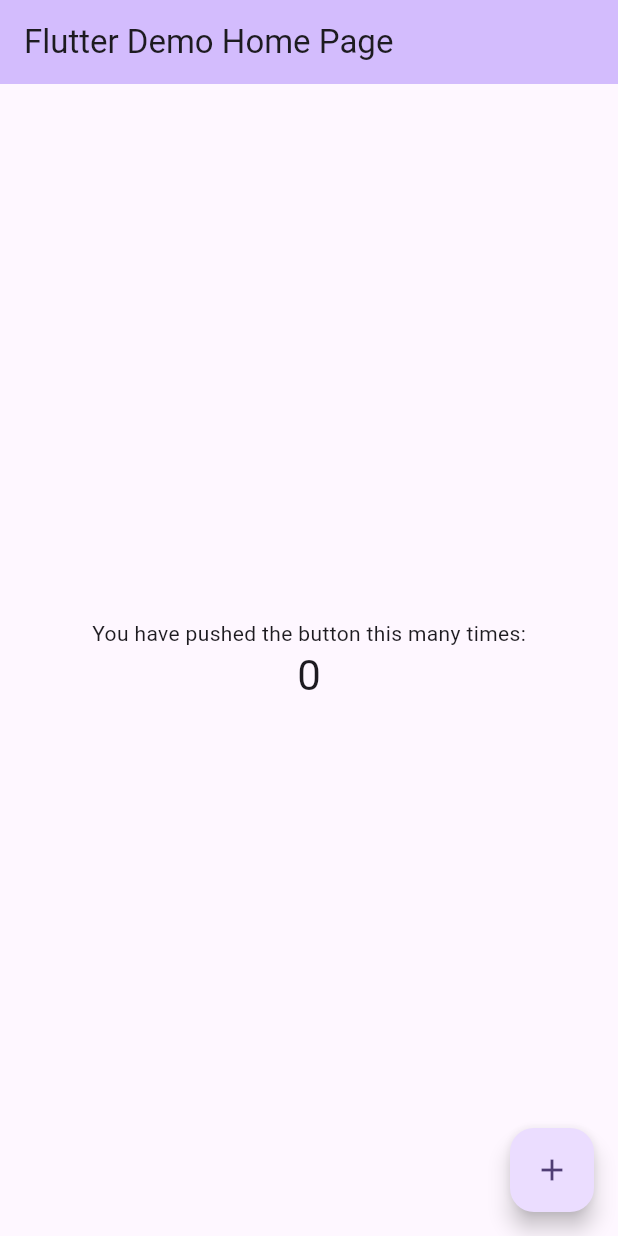
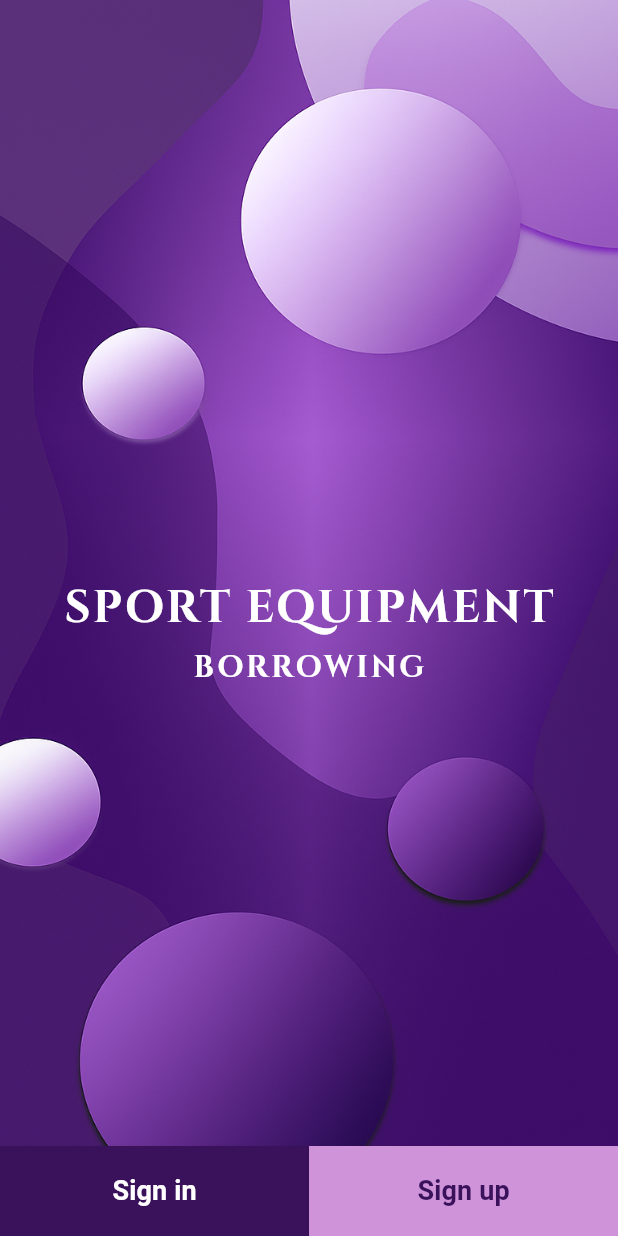
Before and after one commit to Pnt-CoMExE/Project_Mobile_App, a Flutter app: the screen it shows after launch, on a phone screen of 412 x 824 dp. Run offline on Flutter 3.47's test engine with Material 3 defaults, Android fonts, the phone set to English and light mode, and no system bars; Roboto replaces fonts that are missing (Poppins).

Commit message:
welcome,login,register

```diff
--- a/lib/main.dart
+++ b/lib/main.dart
@@ -1,122 +1,25 @@
 import 'package:flutter/material.dart';
+import 'student/welcome.dart';
+import 'student/login.dart';
+import 'student/register.dart';
 
 void main() {
-  runApp(const MyApp());
+  runApp(SportEquipmentApp());
 }
 
-class MyApp extends StatelessWidget {
-  const MyApp({super.key});
-
-  // This widget is the root of your application.
+class SportEquipmentApp extends StatelessWidget {
   @override
   Widget build(BuildContext context) {
     return MaterialApp(
-      title: 'Flutter Demo',
-      theme: ThemeData(
-        // This is the theme of your application.
-        //
-        // TRY THIS: Try running your application with "flutter run". You'll see
-        // the application has a purple toolbar. Then, without quitting the app,
-        // try changing the seedColor in the colorScheme below to Colors.green
-        // and then invoke "hot reload" (save your changes or press the "hot
-        // reload" button in a Flutter-supported IDE, or press "r" if you used
-        // the command line to start the app).
-        //
-        // Notice that the counter didn't reset back to zero; the application
-        // state is not lost during the reload. To reset the state, use hot
-        // restart instead.
-        //
-        // This works for code too, not just values: Most code changes can be
-        // tested with just a hot reload.
-        colorScheme: ColorScheme.fromSeed(seedColor: Colors.deepPurple),
-      ),
-      home: const MyHomePage(title: 'Flutter Demo Home Page'),
+      title: 'Sport Equipment Borrowing',
+      debugShowCheckedModeBanner: false,
+      theme: ThemeData(primarySwatch: Colors.purple, fontFamily: 'Poppins'),
+      initialRoute: '/',
+      routes: {
+        '/': (context) => WelcomePage(),
+        '/login': (context) => LoginPage(),
+        '/register': (context) => RegisterPage(),
+      },
     );
   }
 }
-
-class MyHomePage extends StatefulWidget {
-  const MyHomePage({super.key, required this.title});
-
-  // This widget is the home page of your application. It is stateful, meaning
-  // that it has a State object (defined below) that contains fields that affect
-  // how it looks.
-
-  // This class is the configuration for the state. It holds the values (in this
-  // case the title) provided by the parent (in this case the App widget) and
-  // used by the build method of the State. Fields in a Widget subclass are
-  // always marked "final".
-
-  final String title;
-
-  @override
-  State<MyHomePage> createState() => _MyHomePageState();
-}
-
-class _MyHomePageState extends State<MyHomePage> {
-  int _counter = 0;
-
-  void _incrementCounter() {
-    setState(() {
-      // This call to setState tells the Flutter framework that something has
-      // changed in this State, which causes it to rerun the build method below
-      // so that the display can reflect the updated values. If we changed
-      // _counter without calling setState(), then the build method would not be
-      // called again, and so nothing would appear to happen.
-      _counter++;
-    });
-  }
-
-  @override
-  Widget build(BuildContext context) {
-    // This method is rerun every time setState is called, for instance as done
-    // by the _incrementCounter method above.
-    //
-    // The Flutter framework has been optimized to make rerunning build methods
-    // fast, so that you can just rebuild anything that needs updating rather
-    // than having to individually change instances of widgets.
-    return Scaffold(
-      appBar: AppBar(
-        // TRY THIS: Try changing the color here to a specific color (to
-        // Colors.amber, perhaps?) and trigger a hot reload to see the AppBar
-        // change color while the other colors stay the same.
-        backgroundColor: Theme.of(context).colorScheme.inversePrimary,
-        // Here we take the value from the MyHomePage object that was created by
-        // the App.build method, and use it to set our appbar title.
-        title: Text(widget.title),
-      ),
-      body: Center(
-        // Center is a layout widget. It takes a single child and positions it
-        // in the middle of the parent.
-        child: Column(
-          // Column is also a layout widget. It takes a list of children and
-          // arranges them vertically. By default, it sizes itself to fit its
-          // children horizontally, and tries to be as tall as its parent.
-          //
-          // Column has various properties to control how it sizes itself and
-          // how it positions its children. Here we use mainAxisAlignment to
-          // center the children vertically; the main axis here is the vertical
-          // axis because Columns are vertical (the cross axis would be
-          // horizontal).
-          //
-          // TRY THIS: Invoke "debug painting" (choose the "Toggle Debug Paint"
-          // action in the IDE, or press "p" in the console), to see the
-          // wireframe for each widget.
-          mainAxisAlignment: MainAxisAlignment.center,
-          children: <Widget>[
-            const Text('You have pushed the button this many times:'),
-            Text(
-              '$_counter',
-              style: Theme.of(context).textTheme.headlineMedium,
-            ),
-          ],
-        ),
-      ),
-      floatingActionButton: FloatingActionButton(
-        onPressed: _incrementCounter,
-        tooltip: 'Increment',
-        child: const Icon(Icons.add),
-      ), // This trailing comma makes auto-formatting nicer for build methods.
-    );
-  }
-}
--- a/lib/student/welcome.dart
+++ b/lib/student/welcome.dart
@@ -0,0 +1,115 @@
+import 'package:flutter/material.dart';
+
+class WelcomePage extends StatelessWidget {
+  const WelcomePage({super.key});
+
+  @override
+  Widget build(BuildContext context) {
+    return Scaffold(
+      body: Container(
+        width: double.infinity,
+        height: double.infinity,
+        decoration: const BoxDecoration(
+          image: DecorationImage(
+            image: AssetImage('assets/images/background.png'),
+            fit: BoxFit.cover,
+          ),
+        ),
+        child: Column(
+          children: [
+            const SizedBox(height: 80), // เว้นขอบบน
+
+            // ---- ข้อความตรงกลาง ----
+            Expanded(
+              flex: 6,
+              child: Center(
+                child: Column(
+                  mainAxisAlignment: MainAxisAlignment.center,
+                  children: const [
+                    Text(
+                      "SPORT EQUIPMENT",
+                      style: TextStyle(
+                        fontFamily: 'Cinzel',
+                        fontSize: 30,
+                        fontWeight: FontWeight.bold,
+                        color: Colors.white,
+                        letterSpacing: 1.5,
+                      ),
+                    ),
+                    SizedBox(height: 5),
+                    Text(
+                      "BORROWING",
+                      style: TextStyle(
+                        fontFamily: 'Cinzel',
+                        fontSize: 20,
+                        fontWeight: FontWeight.bold,
+                        color: Colors.white,
+                        letterSpacing: 2,
+                      ),
+                    ),
+                  ],
+                ),
+              ),
+            ),
+
+            // ---- ปุ่ม Sign in / Sign up เต็มขอบล่าง ----
+            Row(
+              children: [
+                Expanded(
+                  child: SizedBox(
+                    height: 60,
+                    child: ElevatedButton(
+                      style: ElevatedButton.styleFrom(
+                        backgroundColor: const Color(0xFF3A125C),
+                        shape: RoundedRectangleBorder(
+                          borderRadius: BorderRadius.zero,
+                        ),
+                      ),
+                      onPressed: () {
+                        Navigator.pushNamed(context, '/login');
+                      },
+                      child: const Text(
+                        'Sign in',
+                        style: TextStyle(
+                          fontFamily: 'Poppins',
+                          color: Colors.white,
+                          fontWeight: FontWeight.bold,
+                          fontSize: 18,
+                        ),
+                      ),
+                    ),
+                  ),
+                ),
+                Expanded(
+                  child: SizedBox(
+                    height: 60,
+                    child: ElevatedButton(
+                      style: ElevatedButton.styleFrom(
+                        backgroundColor: Colors.purple[200],
+                        shape: RoundedRectangleBorder(
+                          borderRadius: BorderRadius.zero,
+                        ),
+                      ),
+                      onPressed: () {
+                        Navigator.pushNamed(context, '/register');
+                      },
+                      child: const Text(
+                        'Sign up',
+                        style: TextStyle(
+                          fontFamily: 'Poppins',
+                          color: Color(0xFF3A125C),
+                          fontWeight: FontWeight.bold,
+                          fontSize: 18,
+                        ),
+                      ),
+                    ),
+                  ),
+                ),
+              ],
+            ),
+          ],
+        ),
+      ),
+    );
+  }
+}
```
Also changed, not shown: lib/student/login.dart (+149 -0 lines), lib/student/register.dart (+177 -0 lines), pubspec.yaml (+13 -0 lines), assets/fonts/Cinzel-Black.ttf (added), assets/fonts/Cinzel-Bold.ttf (added), assets/fonts/Cinzel-ExtraBold.ttf (added), assets/fonts/Cinzel-Medium.ttf (added), assets/fonts/Cinzel-Regular.ttf (added), assets/fonts/Cinzel-SemiBold.ttf (added), assets/fonts/readme.txt (deleted), assets/images/background.png (added), assets/images/readme.txt (deleted), pubspec.lock, 1 other file.
